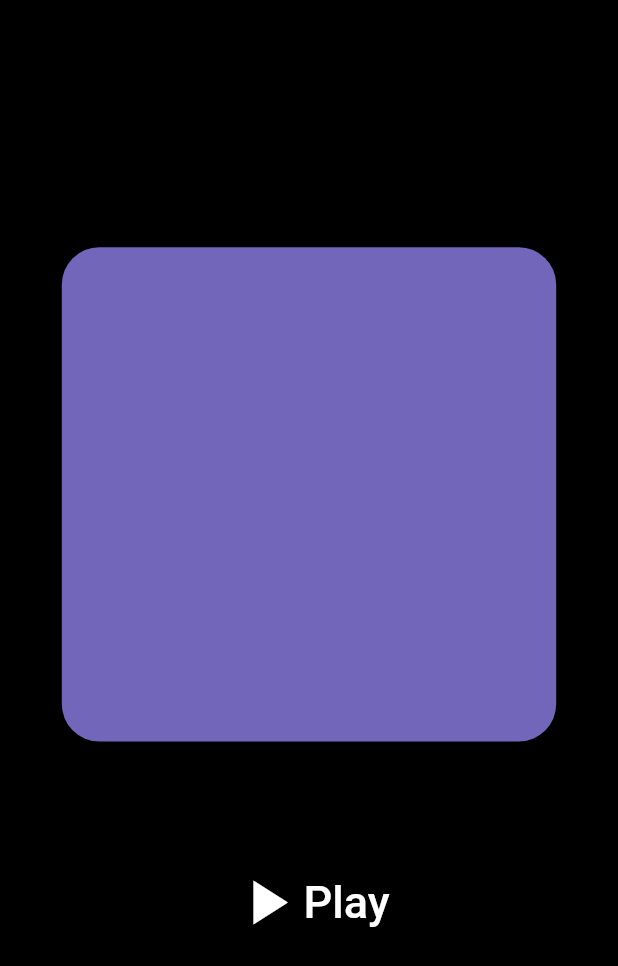
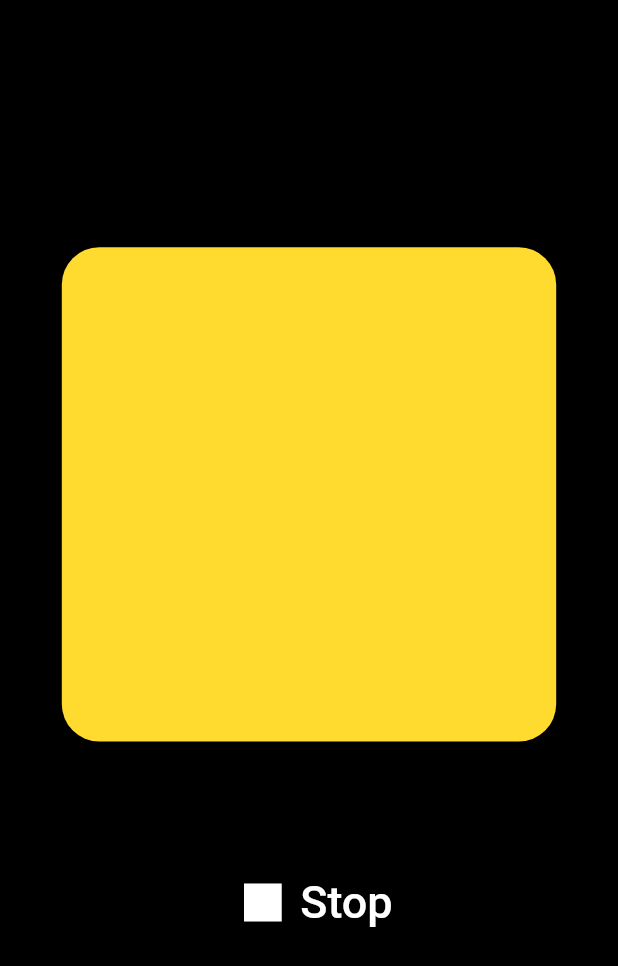
Before and after one commit to gabriel371/color-cycle, a Flutter app: the screen it shows after launch, on a phone screen of 412 x 824 dp. Shown: the top 966 px of the screen. Run offline on Flutter 3.47's test engine with Material 2 defaults, Android fonts, the phone set to English and light mode, and no system bars.

Commit message:
added start and stop functionality

```diff
--- a/lib/home_page.dart
+++ b/lib/home_page.dart
@@ -5,15 +5,18 @@ class HomePage extends StatefulWidget {
   _HomePageState createState() => _HomePageState();
 }
 
-class _HomePageState extends State<HomePage>
-    with SingleTickerProviderStateMixin {
-  bool _running = false;
+class _HomePageState extends State<HomePage> with TickerProviderStateMixin {
+  bool _running = true;
 
   AnimationController _controller;
 
   @override
   void initState() {
     super.initState();
+    _start();
+  }
+
+  void _start() {
     _controller = AnimationController(
       duration: Duration(milliseconds: 1000),
       vsync: this,
@@ -39,7 +42,14 @@ class _HomePageState extends State<HomePage>
       weight: 1,
       tween: ColorTween(
         begin: Colors.blue,
-        end: Colors.pink,
+        end: Colors.yellow,
+      ),
+    ),
+    TweenSequenceItem(
+      weight: 1,
+      tween: ColorTween(
+        begin: Colors.yellow,
+        end: Colors.orange,
       ),
     ),
   ]);
@@ -91,6 +101,7 @@ class _HomePageState extends State<HomePage>
                     onPressed: () {
                       setState(() {
                         _running = !_running;
+                        _start();
                       });
                     },
                   )
@@ -118,6 +129,7 @@ class _HomePageState extends State<HomePage>
                     onPressed: () {
                       setState(() {
                         _running = !_running;
+                        _controller.stop();
                       });
                     },
                   ),
```
